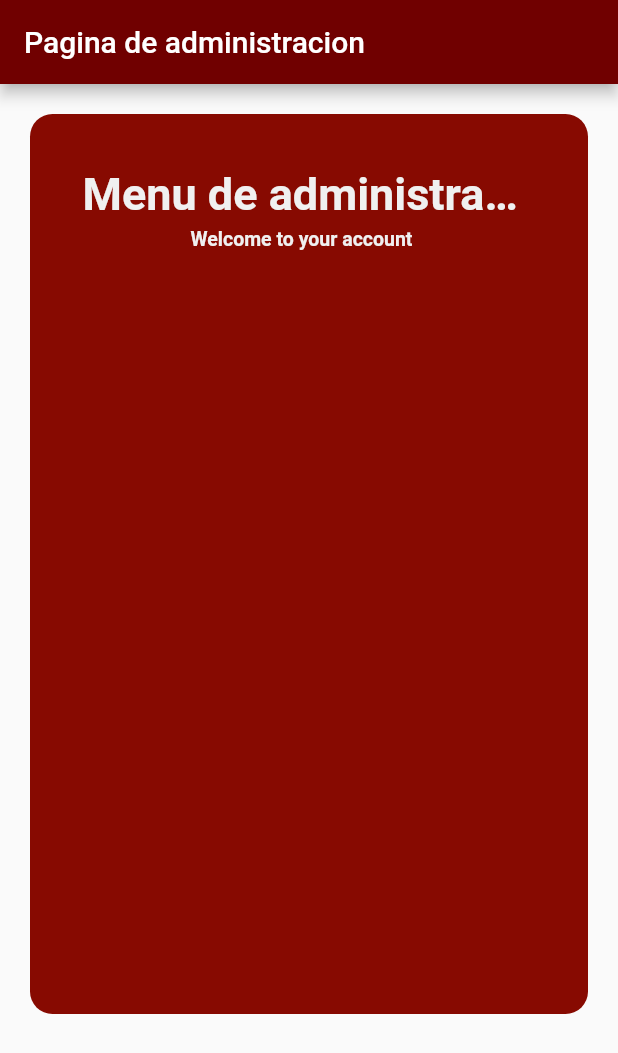
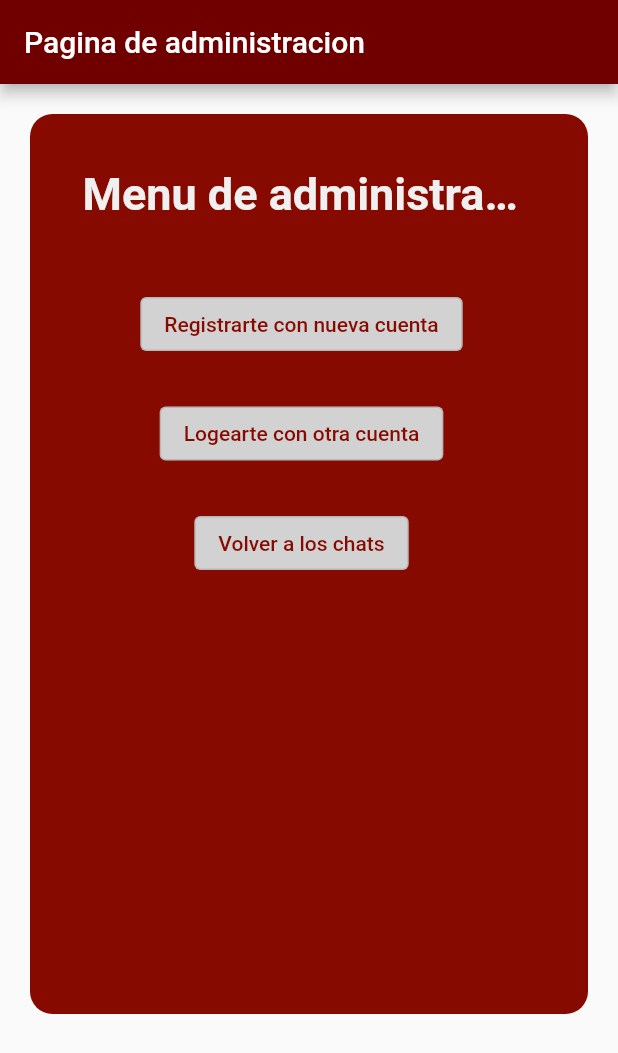
Before and after one commit to gaazpio/tercerApply, a Flutter app: the AdministrarView screen opened directly, on a phone screen of 412 x 824 dp. Shown: the top 1053 px of the screen. Run offline on Flutter 3.47's test engine with Material 2 defaults, Android fonts, the phone set to English and light mode, and no system bars; our stand-ins replace cloud_firestore, firebase_auth, firebase_core; accounts and stored records are empty.

Commit message:
pagina de administracion completada

```diff
--- a/lib/src/web_views/AdministrarView.dart
+++ b/lib/src/web_views/AdministrarView.dart
@@ -65,23 +65,49 @@ class _AdministrarViewState extends State<AdministrarView> {
                 ),
               ),
               Padding(
-                padding: EdgeInsets.fromLTRB(10, 0, 20, 25),
-                child: Text(
-                  'Welcome to your account',
-                  textAlign: TextAlign.center,
-                  overflow: TextOverflow.ellipsis,
-                  style: TextStyle(
-                    fontSize: 13,
-                    fontWeight: FontWeight.bold,
-                    color: Color.fromRGBO(240, 240, 240, 20),
+                padding: EdgeInsets.fromLTRB(10, 40, 20, 25),
+
+                child:OutlinedButton(
+                  onPressed: () {
+                    Navigator.of(context).popAndPushNamed("/registerview");
+                  },
+                  style: OutlinedButton.styleFrom(
+                      backgroundColor: Color.fromRGBO(210, 210, 210, 20)),
+                  child: Text
+                    ("Registrarte con nueva cuenta",style:TextStyle(fontSize: 14,color: Color.fromRGBO(135, 10, 1, 20),)
                   ),
                 ),
               ),
-              Row(
-                mainAxisAlignment: MainAxisAlignment.spaceAround,
-                children: [
-                ],
+              Padding(
+                padding: EdgeInsets.fromLTRB(10, 0, 20, 25),
+
+                child:OutlinedButton(
+                  onPressed: () {
+                    Navigator.of(context).popAndPushNamed("/loginView");
+                  },
+                  style: OutlinedButton.styleFrom(
+                      backgroundColor: Color.fromRGBO(210, 210, 210, 20)),
+                  child: Text
+                    ("Logearte con otra cuenta",style:TextStyle(fontSize: 14,color: Color.fromRGBO(135, 10, 1, 20),)
+                  ),
+                ),
               ),
+
+              Padding(
+                padding: EdgeInsets.fromLTRB(10, 0, 20, 25),
+
+                child:OutlinedButton(
+                  onPressed: () {
+                    Navigator.of(context).popAndPushNamed("/casaview");
+                  },
+                  style: OutlinedButton.styleFrom(
+                      backgroundColor: Color.fromRGBO(210, 210, 210, 20)),
+                  child: Text
+                    ("Volver a los chats",style:TextStyle(fontSize: 14,color: Color.fromRGBO(135, 10, 1, 20),)
+                  ),
+                ),
+              ),
+
             ],
           ),
         ),
```
